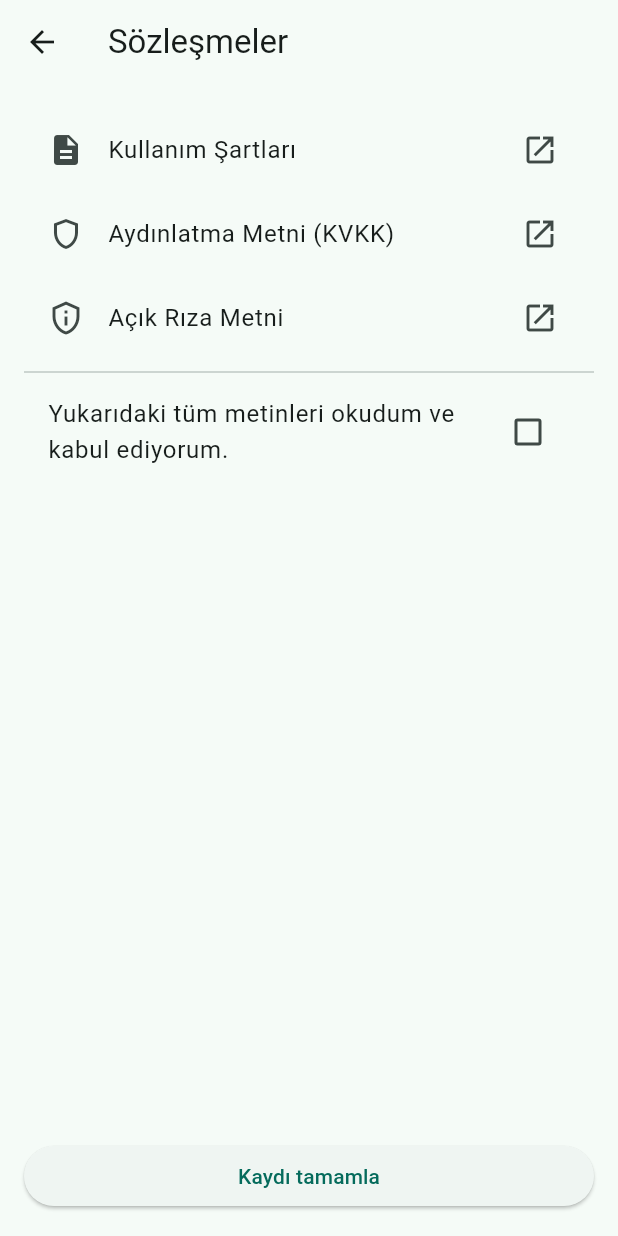
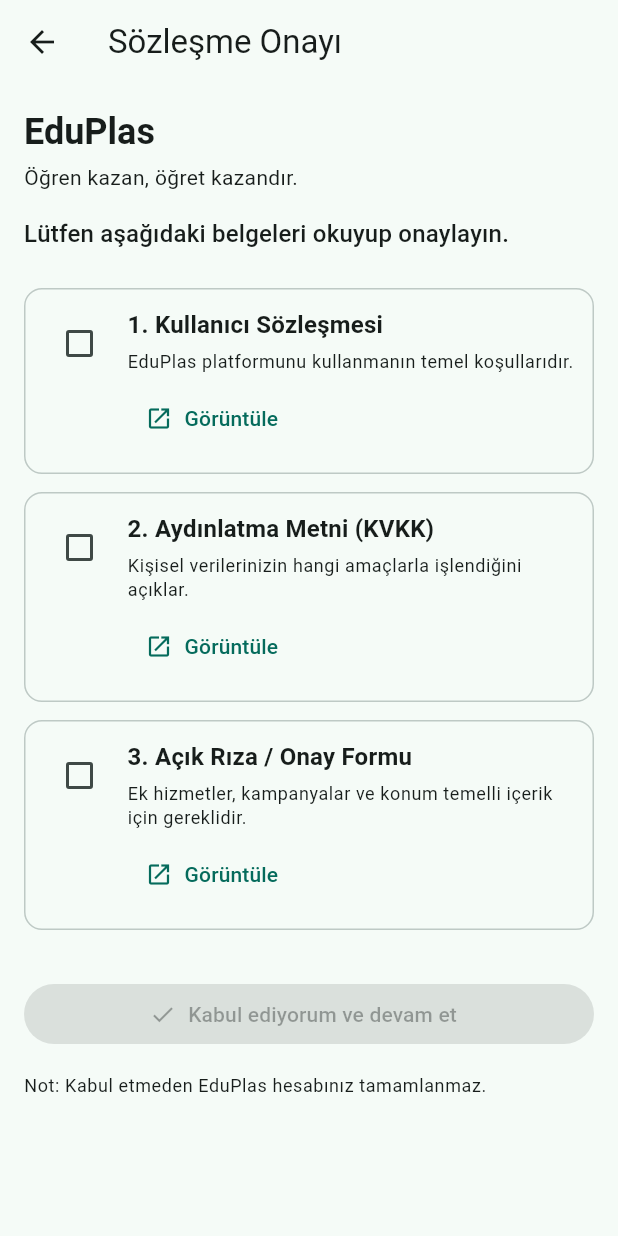
Before and after one commit to mehmetbabaoglu3351-maker/eduplas, a Flutter app: the SozlesmeKabulSayfasi screen opened by its route, on a phone screen of 412 x 824 dp. Run offline on Flutter 3.47's test engine with Material 3 defaults, Android fonts, the light colour scheme and no system bars; our stand-ins replace cloud_firestore, firebase_auth, firebase_core, geolocator, shared_preferences; accounts and stored records are empty.

Commit message:
auto-sync

```diff
--- a/lib/ozellikler/onay/sozlesme_kabul_sayfasi.dart
+++ b/lib/ozellikler/onay/sozlesme_kabul_sayfasi.dart
@@ -1,10 +1,15 @@
+// lib/ozellikler/onay/sozlesme_kabul_sayfasi.dart
+// EduPlas Master Senaryo v1.1 – Sprint-1 Legal Adımı
+// Bu ekran olmadan kayıt tamamlanamaz.
+
 import 'package:flutter/material.dart';
-import 'package:flutter/services.dart' show rootBundle;
-import 'package:cloud_firestore/cloud_firestore.dart';
-import 'package:firebase_auth/firebase_auth.dart';
+import 'package:url_launcher/url_launcher.dart';
+
 import 'package:eduplas/router/route_names.dart';
 
 class SozlesmeKabulSayfasi extends StatefulWidget {
+  static const route = RouteNames.sozlesmeKabul;
+
   const SozlesmeKabulSayfasi({super.key});
 
   @override
@@ -12,124 +17,166 @@
 }
 
 class _SozlesmeKabulSayfasiState extends State<SozlesmeKabulSayfasi> {
-  bool _kabul = false;
-  bool _kaydediyor = false;
-  String? _hata;
+  // NOT: Bu URL’leri istersen Firestore’dan da çektirebiliriz.
+  // Şimdilik sabit verdim ki 1 ve 2 de çalışsın.
+  static const String _kullaniciSozlesmesiUrl =
+      'https://eduplas.fake/legal/kullanici-sozlesmesi';
+  static const String _aydinlatmaMetniUrl =
+      'https://eduplas.fake/legal/aydinlatma-metni';
+  static const String _acikRizaUrl =
+      'https://eduplas.fake/legal/acik-riza';
 
-  // Asset dosyasını açar
-  Future<void> _acAssetTR(String baslik, String dosyaAdi) async {
-    final path = 'assets/hukuk/tr/$dosyaAdi';
-    final icerik = await rootBundle.loadString(path);
-    if (!mounted) return;
-    await showDialog(
-      context: context,
-      builder: (_) {
-        return AlertDialog(
-          title: Text(baslik),
-          content: SizedBox(
-            width: double.maxFinite,
-            child: SingleChildScrollView(
-              child: Text(icerik),
-            ),
-          ),
-          actions: [
-            TextButton(
-              onPressed: () => Navigator.pop(context),
-              child: const Text('Kapat'),
-            ),
-          ],
-        );
-      },
+  bool _kullaniciSozlesmesiOkundu = false;
+  bool _aydinlatmaMetniOkundu = false;
+  bool _acikRizaOkundu = false;
+
+  bool _islemde = false;
+
+  Future<void> _acUrl(String url) async {
+    final uri = Uri.parse(url);
+    if (!await canLaunchUrl(uri)) {
+      // ignore: use_build_context_synchronously
+      ScaffoldMessenger.of(context).showSnackBar(
+        const SnackBar(content: Text('Bağlantı açılamadı.')),
+      );
+      return;
+    }
+    await launchUrl(
+      uri,
+      mode: LaunchMode.inAppBrowserView,
     );
   }
 
-  Future<void> _tamamla() async {
-    if (!_kabul) return;
+  bool get _hepsiKabul =>
+      _kullaniciSozlesmesiOkundu &&
+      _aydinlatmaMetniOkundu &&
+      _acikRizaOkundu;
 
-    final user = FirebaseAuth.instance.currentUser;
-    if (user == null) {
-      setState(() => _hata = 'Oturum bulunamadı.');
-      return;
-    }
+  void _tamamla() async {
+    if (!_hepsiKabul) return;
+    setState(() {
+      _islemde = true;
+    });
+
+    // Buraya senin gerçek kayıt / Firestore update / onay kaydı gelecek.
+    // Şimdilik sadece sonraki sayfaya geçelim.
+    // ignore: use_build_context_synchronously
+    Navigator.of(context).pushReplacementNamed(RouteNames.user);
 
     setState(() {
-      _kaydediyor = true;
-      _hata = null;
+      _islemde = false;
     });
-
-    try {
-      await FirebaseFirestore.instance
-          .collection('users')
-          .doc(user.uid)
-          .set({
-        'sozlesme': {
-          'kullanim': true,
-          'kvkk': true,
-          'acikRiza': true,
-          'onayZamani': FieldValue.serverTimestamp(),
-          'kaynak': 'assets/hukuk/tr/',
-        },
-        'profilDurumu': 'tamamlandi',
-      }, SetOptions(merge: true));
-
-      if (!mounted) return;
-      Navigator.of(context).pushReplacementNamed(RouteNames.user);
-    } catch (e) {
-      setState(() => _hata = e.toString());
-    } finally {
-      if (mounted) setState(() => _kaydediyor = false);
-    }
   }
 
   @override
   Widget build(BuildContext context) {
+    final tema = Theme.of(context);
     return Scaffold(
-      appBar: AppBar(title: const Text('Sözleşmeler')),
-      body: Padding(
-        padding: const EdgeInsets.all(16),
-        child: Column(
+      appBar: AppBar(
+        title: const Text('Sözleşme Onayı'),
+      ),
+      body: SafeArea(
+        child: ListView(
+          padding: const EdgeInsets.all(16),
           children: [
-            ListTile(
-              title: const Text('Kullanım Şartları'),
-              leading: const Icon(Icons.description),
-              trailing: const Icon(Icons.open_in_new),
-              onTap: () => _acAssetTR('Kullanım Şartları', 'kullanim_sartlari.txt'),
+            // Logo / başlık alanı
+            Column(
+              crossAxisAlignment: CrossAxisAlignment.start,
+              children: [
+                Text(
+                  'EduPlas',
+                  style: tema.textTheme.headlineSmall?.copyWith(
+                    fontWeight: FontWeight.bold,
+                  ),
+                ),
+                const SizedBox(height: 4),
+                Text(
+                  'Öğren kazan, öğret kazandır.',
+                  style: tema.textTheme.bodyMedium,
+                ),
+                const SizedBox(height: 16),
+                Text(
+                  'Lütfen aşağıdaki belgeleri okuyup onaylayın.',
+                  style: tema.textTheme.titleMedium,
+                ),
+              ],
             ),
-            ListTile(
-              title: const Text('Aydınlatma Metni (KVKK)'),
-              leading: const Icon(Icons.shield_outlined),
-              trailing: const Icon(Icons.open_in_new),
-              onTap: () => _acAssetTR('Aydınlatma Metni', 'aydinlatma_metni.txt'),
+            const SizedBox(height: 24),
+
+            // 1) Kullanıcı Sözleşmesi
+            _LegalSatiri(
+              no: 1,
+              baslik: 'Kullanıcı Sözleşmesi',
+              aciklama:
+                  'EduPlas platformunu kullanmanın temel koşullarıdır.',
+              url: _kullaniciSozlesmesiUrl,
+              deger: _kullaniciSozlesmesiOkundu,
+              onDegisti: (v) {
+                setState(() {
+                  _kullaniciSozlesmesiOkundu = v;
+                });
+              },
+              onLink: _kullaniciSozlesmesiUrl.isEmpty
+                  ? null
+                  : () => _acUrl(_kullaniciSozlesmesiUrl),
             ),
-            ListTile(
-              title: const Text('Açık Rıza Metni'),
-              leading: const Icon(Icons.privacy_tip_outlined),
-              trailing: const Icon(Icons.open_in_new),
-              onTap: () => _acAssetTR('Açık Rıza Metni', 'acik_riza.txt'),
+
+            const SizedBox(height: 12),
+
+            // 2) Aydınlatma Metni
+            _LegalSatiri(
+              no: 2,
+              baslik: 'Aydınlatma Metni (KVKK)',
+              aciklama:
+                  'Kişisel verilerinizin hangi amaçlarla işlendiğini açıklar.',
+              url: _aydinlatmaMetniUrl,
+              deger: _aydinlatmaMetniOkundu,
+              onDegisti: (v) {
+                setState(() {
+                  _aydinlatmaMetniOkundu = v;
+                });
+              },
+              onLink: _aydinlatmaMetniUrl.isEmpty
+                  ? null
+                  : () => _acUrl(_aydinlatmaMetniUrl),
             ),
-            const Divider(),
-            CheckboxListTile(
-              value: _kabul,
-              onChanged: (v) => setState(() => _kabul = v ?? false),
-              title: const Text(
-                'Yukarıdaki tüm metinleri okudum ve kabul ediyorum.',
-              ),
+
+            const SizedBox(height: 12),
+
+            // 3) Açık Rıza
+            _LegalSatiri(
+              no: 3,
+              baslik: 'Açık Rıza / Onay Formu',
+              aciklama:
+                  'Ek hizmetler, kampanyalar ve konum temelli içerik için gereklidir.',
+              url: _acikRizaUrl,
+              deger: _acikRizaOkundu,
+              onDegisti: (v) {
+                setState(() {
+                  _acikRizaOkundu = v;
+                });
+              },
+              onLink: _acikRizaUrl.isEmpty ? null : () => _acUrl(_acikRizaUrl),
             ),
-            if (_hata != null)
-              Text(_hata!, style: const TextStyle(color: Colors.red)),
-            const Spacer(),
-            SizedBox(
-              width: double.infinity,
-              child: ElevatedButton(
-                onPressed: _kaydediyor ? null : _tamamla,
-                child: _kaydediyor
-                    ? const SizedBox(
-                        height: 20,
-                        width: 20,
-                        child: CircularProgressIndicator(strokeWidth: 2),
-                      )
-                    : const Text('Kaydı tamamla'),
-              ),
+
+            const SizedBox(height: 32),
+
+            FilledButton.icon(
+              onPressed: _hepsiKabul && !_islemde ? _tamamla : null,
+              icon: _islemde
+                  ? const SizedBox(
+                      width: 16,
+                      height: 16,
+                      child: CircularProgressIndicator(strokeWidth: 2),
+                    )
+                  : const Icon(Icons.check),
+              label: const Text('Kabul ediyorum ve devam et'),
+            ),
+
+            const SizedBox(height: 16),
+            Text(
+              'Not: Kabul etmeden EduPlas hesabınız tamamlanmaz.',
+              style: tema.textTheme.bodySmall,
             ),
           ],
         ),
@@ -137,3 +184,78 @@
     );
   }
 }
+
+class _LegalSatiri extends StatelessWidget {
+  final int no;
+  final String baslik;
+  final String aciklama;
+  final String url;
+  final bool deger;
+  final ValueChanged<bool> onDegisti;
+  final VoidCallback? onLink;
+
+  const _LegalSatiri({
+    required this.no,
+    required this.baslik,
+    required this.aciklama,
+    required this.url,
+    required this.deger,
+    required this.onDegisti,
+    this.onLink,
+  });
+
+  @override
+  Widget build(BuildContext context) {
+    final tema = Theme.of(context);
+    return Container(
+      decoration: BoxDecoration(
+        border: Border.all(color: tema.colorScheme.outlineVariant),
+        borderRadius: BorderRadius.circular(12),
+      ),
+      padding: const EdgeInsets.all(12),
+      child: Row(
+        crossAxisAlignment: CrossAxisAlignment.start,
+        children: [
+          Checkbox(
+            value: deger,
+            onChanged: (v) {
+              if (v != null) {
+                onDegisti(v);
+              }
+            },
+          ),
+          const SizedBox(width: 8),
+          Expanded(
+            child: Column(
+              crossAxisAlignment: CrossAxisAlignment.start,
+              children: [
+                Text(
+                  '$no. $baslik',
+                  style: tema.textTheme.titleMedium?.copyWith(
+                    fontWeight: FontWeight.w600,
+                  ),
+                ),
+                const SizedBox(height: 4),
+                Text(
+                  aciklama,
+                  style: tema.textTheme.bodySmall,
+                ),
+                const SizedBox(height: 6),
+                Align(
+                  alignment: Alignment.centerLeft,
+                  child: TextButton.icon(
+                    onPressed: onLink,
+                    icon: const Icon(Icons.open_in_new),
+                    label: Text(
+                      onLink == null ? 'Bağlantı yok' : 'Görüntüle',
+                    ),
+                  ),
+                ),
+              ],
+            ),
+          ),
+        ],
+      ),
+    );
+  }
+}
```
